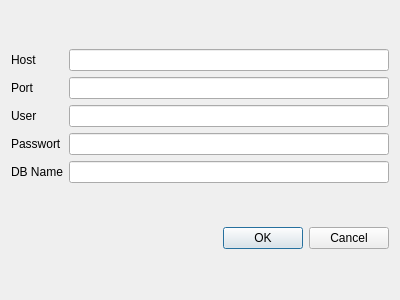
This is ui/dialogdbconfiguration.ui in FabianGuillemin/expenseManager as Qt 5 draws it before an edit. The edited form follows.
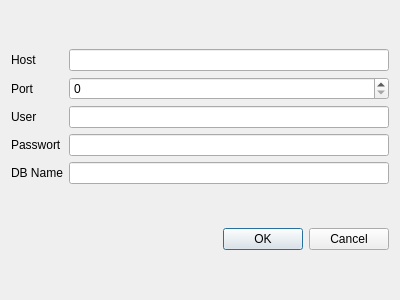
This is the edited form.

```diff
--- a/ui/dialogdbconfiguration.ui
+++ b/ui/dialogdbconfiguration.ui
@@ -68,7 +68,11 @@
       </widget>
      </item>
      <item row="1" column="1">
-      <widget class="QLineEdit" name="lineEditPort"/>
+      <widget class="QSpinBox" name="spinBoxPort">
+       <property name="maximum">
+        <number>9999999</number>
+       </property>
+      </widget>
      </item>
     </layout>
    </item>
```
